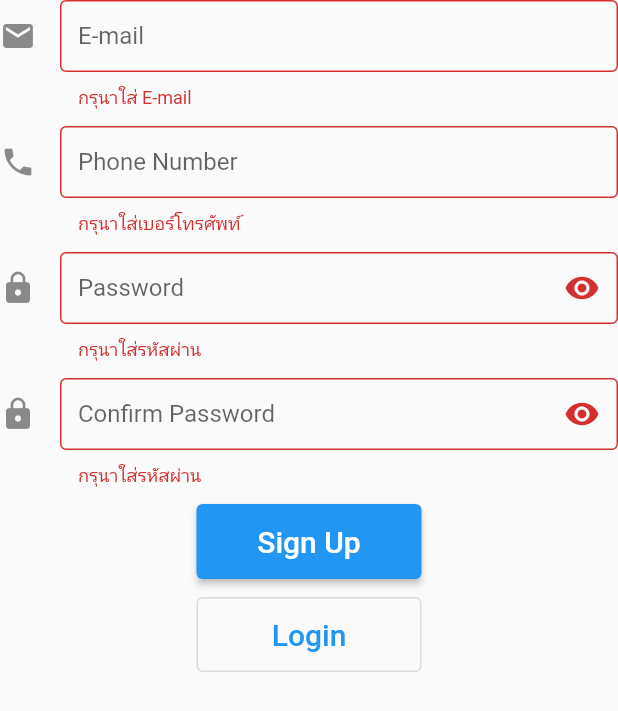
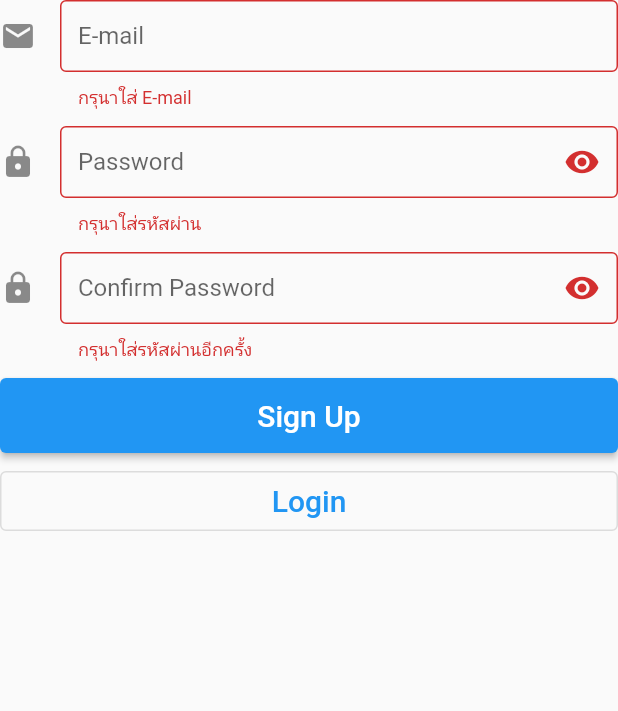
Before and after one commit to PlayingSpree/AutoCoWorkingSpaceSystem, a Flutter app: the RegisterForm widget shown alone on an empty page, opened directly with empty values, after a tap on "Sign Up", on a phone screen of 412 x 824 dp. Shown: the top 711 px of the screen. Run offline on Flutter 3.47's test engine with Material 2 defaults, Android fonts, the light colour scheme and no system bars; our stand-ins replace shared_preferences; accounts and stored records are empty.

Commit message:
Connect Register to Back-end

```diff
--- a/Mobile/acws_app/lib/login.dart
+++ b/Mobile/acws_app/lib/login.dart
@@ -90,7 +90,7 @@ class _LoginFormState extends State<LoginForm> {
         await Future.delayed(Duration(seconds: 1));
         _loginComplete(token);
       } else if (response.statusCode == 403) {
-        if (response.body == '{"detail":"Invalid token."}') {
+        if (response.body.contains('"detail":"Invalid token."')) {
           _showSnackBar('Token ผิดพลาด กรุณา Login ใหม่อีกครั้ง');
           prefs.remove('authToken');
         } else {
@@ -134,11 +134,11 @@ class _LoginFormState extends State<LoginForm> {
           prefs.setString('authToken', token);
           _loginComplete(token);
         } else if (response.statusCode == 400) {
-          if (response.body ==
-              '{"non_field_errors":["Unable to log in with provided credentials."]}') {
+          if (response.body.contains(
+              'Unable to log in with provided credentials.')) {
             _showSnackBar('E-mail และรหัสผ่านไม่ตรงกัน กรุณาตรวจสอบอีกครั้ง');
-          } else if (response.body ==
-              '{"email":["Enter a valid email address."]}') {
+          } else if (response.body
+              .contains('Enter a valid email address.')) {
             _invalidEmail = true;
             _formKey.currentState.validate();
           } else {
@@ -237,7 +237,7 @@ class _LoginFormState extends State<LoginForm> {
                 ),
                 SizedBox(height: 12),
                 SizedBox(
-                  width: 150,
+                  width: double.infinity,
                   height: 50,
                   child: ElevatedButton(
                       onPressed: _waitLogin ? null : _login,
@@ -252,15 +252,17 @@ class _LoginFormState extends State<LoginForm> {
                 ),
                 SizedBox(height: 12),
                 SizedBox(
-                  width: 150,
-                  height: 50,
+                  width: double.infinity,
+                  height: 40,
                   child: OutlinedButton(
-                      onPressed: () {
-                        FocusScope.of(context).unfocus();
-                        setState(() {
-                          _registerForm = !_registerForm;
-                        });
-                      },
+                      onPressed: _waitLogin
+                          ? null
+                          : () {
+                              FocusScope.of(context).unfocus();
+                              setState(() {
+                                _registerForm = !_registerForm;
+                              });
+                            },
                       child: Text('Sign Up',
                           style: TextStyle(
                             fontSize: 20.0,
--- a/Mobile/acws_app/lib/widget_register.dart
+++ b/Mobile/acws_app/lib/widget_register.dart
@@ -1,4 +1,10 @@
+import 'dart:convert';
+
 import 'package:flutter/material.dart';
+import 'package:http/http.dart' as http;
+import 'package:shared_preferences/shared_preferences.dart';
+
+import 'app_config.dart' as appConfig;
 
 class RegisterForm extends StatefulWidget {
   const RegisterForm(
@@ -13,31 +19,88 @@ class RegisterForm extends StatefulWidget {
 
 class _RegisterFormState extends State<RegisterForm> {
   final _formKey = GlobalKey<FormState>();
-  final FocusNode _focusNodePhone = FocusNode();
   final FocusNode _focusNodePassword = FocusNode();
   final FocusNode _focusNodePasswordConfirm = FocusNode();
   final _emailText = TextEditingController();
-  final _phoneText = TextEditingController();
   final _passwordText = TextEditingController();
   final _passwordConfirmText = TextEditingController();
   bool _obscureText = true;
   bool _waitLogin = false;
-  bool _invalidEmail = false;
+  String _invalidEmail;
+  String _invalidPassword;
 
   @override
   void dispose() {
     _focusNodePassword.dispose();
     _focusNodePasswordConfirm.dispose();
-    _phoneText.dispose();
     _emailText.dispose();
     _passwordText.dispose();
     _passwordConfirmText.dispose();
     super.dispose();
   }
 
+  void _showSnackBar(String text) {
+    Scaffold.of(context).hideCurrentSnackBar();
+    Scaffold.of(context).showSnackBar(SnackBar(
+      content: Text(text),
+    ));
+  }
+
   Future<void> _register() async {
-    _invalidEmail = false;
-    _formKey.currentState.validate();
+    _invalidEmail = null;
+    _invalidPassword = null;
+    FocusScope.of(context).unfocus();
+    if (_formKey.currentState.validate()) {
+      setState(() {
+        _waitLogin = true;
+      });
+
+      try {
+        var response = await http
+            .post(appConfig.serverUrl + '/auth/registration/',
+                headers: <String, String>{
+                  'Content-Type': 'application/json; charset=UTF-8',
+                },
+                body: jsonEncode(<String, String>{
+                  'email': _emailText.text,
+                  'password1': _passwordText.text,
+                  'password2': _passwordConfirmText.text
+                }))
+            .timeout(const Duration(seconds: 6));
+        if (response.statusCode == 201) {
+          var token = jsonDecode(response.body)['key'];
+          final prefs = await SharedPreferences.getInstance();
+          prefs.setString('authToken', token);
+          appConfig.AppData.authToken = token;
+          Navigator.pushReplacementNamed(context, '/main');
+        } else if (response.statusCode == 400) {
+          if (response.body.contains(
+              'A user is already registered with this e-mail address.')) {
+            _invalidEmail = 'E-mail ซ้ำ กรุณาใช้อีเมลอื่น';
+            _formKey.currentState.validate();
+          } else if (response.body.contains('Enter a valid email address.')) {
+            _invalidEmail = 'E-mail ไม่ถูกต้อง';
+            _formKey.currentState.validate();
+          } else if (response.body.contains('"password1"')) {
+            _invalidPassword = 'รหัสผ่านง่ายเกินไป กรุณาใช้รหัสผ่านอื่น';
+            _formKey.currentState.validate();
+            Exception(response.body);
+          } else {
+            throw Exception(response.body);
+          }
+        } else {
+          throw Exception(
+              'Request Error Code : ${response.statusCode}/n ${response.body}');
+        }
+      } catch (e) {
+        print(e);
+        _showSnackBar('เครือค่ายมีปัญหา กรุณาลองใหม่ภายหลัง');
+      } finally {
+        setState(() {
+          _waitLogin = false;
+        });
+      }
+    }
   }
 
   @override
@@ -45,6 +108,8 @@ class _RegisterFormState extends State<RegisterForm> {
     return Form(
         key: _formKey,
         child: Column(children: <Widget>[
+          //Text('สมัครบัญชีผู้ใช้', style: TextStyle(fontSize: 24)),
+          //SizedBox(height: 12),
           TextFormField(
             controller: _emailText,
             decoration: const InputDecoration(
@@ -58,34 +123,13 @@ class _RegisterFormState extends State<RegisterForm> {
               if (value.isEmpty) {
                 return 'กรุนาใส่ E-mail';
               }
-              if (_invalidEmail ||
-                  !RegExp(r"^[a-zA-Z0-9.!#$%&'*+/=?^_`{|}~-]+@[a-zA-Z0-9](?:[a-zA-Z0-9-]{0,253}[a-zA-Z0-9])?(?:\.[a-zA-Z0-9](?:[a-zA-Z0-9-]{0,253}[a-zA-Z0-9])?)*$")
-                      .hasMatch(value)) {
+              if (!RegExp(
+                      r"^[a-zA-Z0-9.!#$%&'*+/=?^_`{|}~-]+@[a-zA-Z0-9](?:[a-zA-Z0-9-]{0,253}[a-zA-Z0-9])?(?:\.[a-zA-Z0-9](?:[a-zA-Z0-9-]{0,253}[a-zA-Z0-9])?)*$")
+                  .hasMatch(value)) {
                 return 'E-mail ไม่ถูกต้อง';
               }
-              return null;
-            },
-            textInputAction: TextInputAction.next,
-            onEditingComplete: () {
-              _focusNodePhone.requestFocus();
-            },
-          ),
-          SizedBox(height: 12),
-          TextFormField(
-            controller: _phoneText,
-            decoration: const InputDecoration(
-              icon: Icon(Icons.phone),
-              labelText: 'Phone Number',
-              border: OutlineInputBorder(),
-              contentPadding: EdgeInsets.all(12.0),
-            ),
-            keyboardType: TextInputType.phone,
-            validator: (String value) {
-              if (value.isEmpty) {
-                return 'กรุนาใส่เบอร์โทรศัพท์';
-              }
-              if (!RegExp(r"^0[0-9]{9}$").hasMatch(value)) {
-                return 'เบอร์โทรศัพท์ไม่ถูกต้อง';
+              if (_invalidEmail != null) {
+                return _invalidEmail;
               }
               return null;
             },
@@ -119,6 +163,17 @@ class _RegisterFormState extends State<RegisterForm> {
               if (value.isEmpty) {
                 return 'กรุนาใส่รหัสผ่าน';
               }
+              if (value.length < 8) {
+                return 'รหัสผ่านต้องมีความยาวอย่างน้อย 8 ตัวอักษร';
+              }
+              if (RegExp(
+                  r"^[0-9]*$")
+                  .hasMatch(value)) {
+                return 'รหัสผ่านต้องไม่เป็นตัวเลขอย่างเดียว';
+              }
+              if (_invalidPassword != null) {
+                return _invalidPassword;
+              }
               return null;
             },
             textInputAction: TextInputAction.next,
@@ -149,7 +204,7 @@ class _RegisterFormState extends State<RegisterForm> {
             ),
             validator: (String value) {
               if (value.isEmpty) {
-                return 'กรุนาใส่รหัสผ่าน';
+                return 'กรุนาใส่รหัสผ่านอีกครั้ง';
               } else if (value != _passwordText.text) {
                 return 'รหัสผ่านไม่ตรงกัน';
               }
@@ -159,7 +214,7 @@ class _RegisterFormState extends State<RegisterForm> {
           ),
           SizedBox(height: 12),
           SizedBox(
-            width: 150,
+            width: double.infinity,
             height: 50,
             child: ElevatedButton(
                 onPressed: _waitLogin ? null : _register,
@@ -174,13 +229,15 @@ class _RegisterFormState extends State<RegisterForm> {
           ),
           SizedBox(height: 12),
           SizedBox(
-            width: 150,
-            height: 50,
+            width: double.infinity,
+            height: 40,
             child: OutlinedButton(
-                onPressed: () {
-                  FocusScope.of(context).unfocus();
-                  widget._toggleRegister();
-                },
+                onPressed: _waitLogin
+                    ? null
+                    : () {
+                        FocusScope.of(context).unfocus();
+                        widget._toggleRegister();
+                      },
                 child: Text('Login',
                     style: TextStyle(
                       fontSize: 20.0,
```
